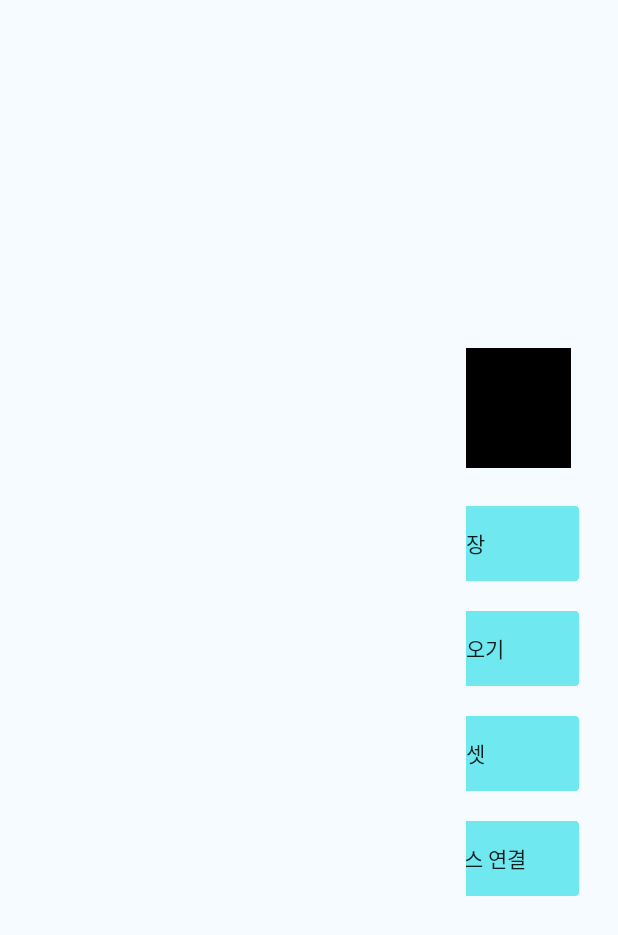
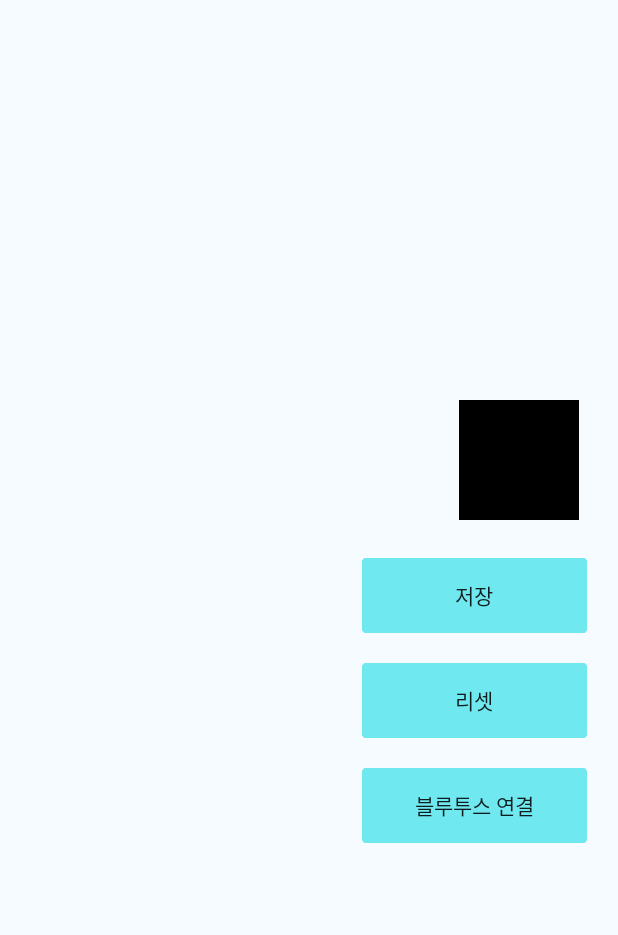
Before and after one commit to fds5gqx/IBS, an Android app: the layout led_activity.xml on its own in the app's theme, with its tools: preview values and no code run, on a phone screen of 412 x 824 dp. Shown: the top 935 px of the screen. Run offline under Robolectric (Android 15) with nearby library versions, the phone set to English and light mode, and no system bars.

Commit message:
Change Bluetooth function

```diff
--- a/app/src/main/res/layout/led_activity.xml
+++ b/app/src/main/res/layout/led_activity.xml
@@ -38,13 +38,6 @@
             </HorizontalScrollView>
         </ScrollView>
 
-        <ScrollView
-            android:layout_width="0dp"
-            android:layout_height="wrap_content"
-            android:layout_margin="5dp"
-            android:layout_weight="0.3"
-            android:layout_gravity="center">
-
         <LinearLayout
             android:layout_width="wrap_content"
             android:layout_height="wrap_content"
@@ -70,16 +63,6 @@
                 android:text="저장" />
 
             <Button
-                android:id="@+id/Work"
-                android:layout_width="150dp"
-                android:layout_height="50dp"
-                android:layout_gravity="right"
-                android:layout_margin="10dp"
-                android:background="@drawable/bt1"
-                android:minWidth="250dp"
-                android:text="불러오기"/>
-
-            <Button
                 android:id="@+id/buttonR"
                 android:layout_width="150dp"
                 android:layout_height="50dp"
@@ -99,6 +82,5 @@
                 android:minWidth="250dp"
                 android:text="블루투스 연결"/>
         </LinearLayout>
-        </ScrollView>
     </LinearLayout>
 </LinearLayout>
```
Also changed, not shown: app/src/main/java/com/example/gmp/exdbproject/LEDView.java (+4 -24 lines).
